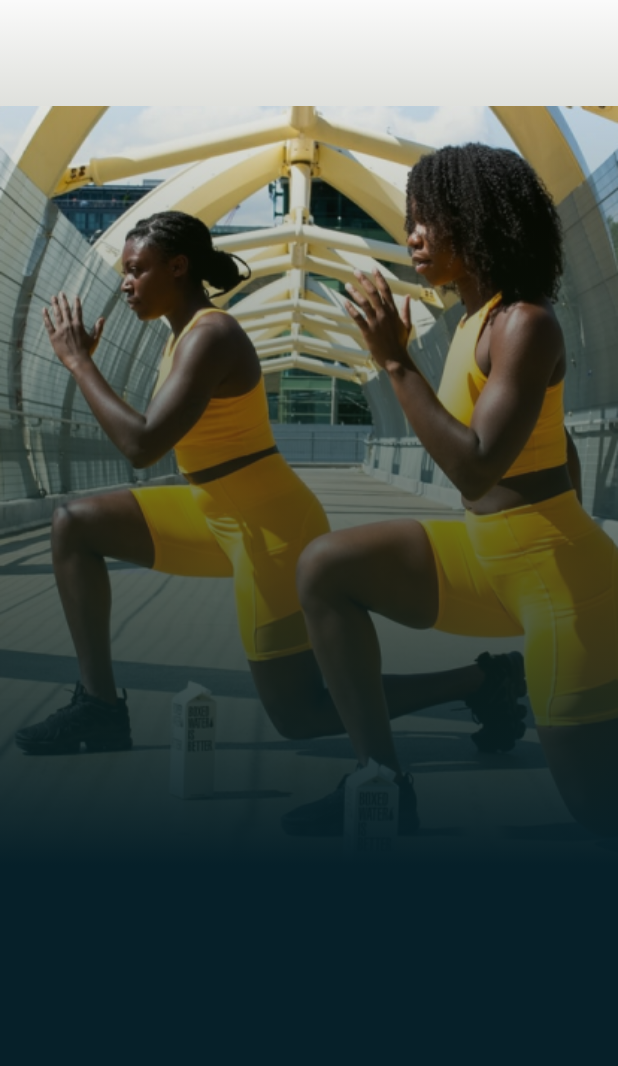
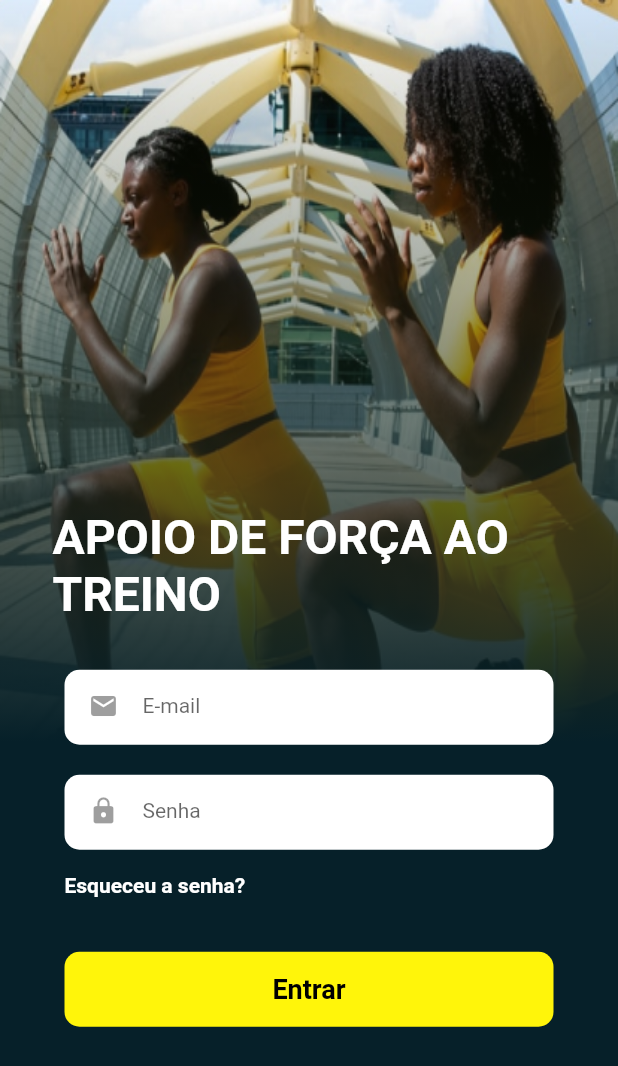
Before and after one commit to Diego-amd/apoio_forca_treino, a Flutter app: the screen it shows after launch, on a phone screen of 412 x 824 dp. Shown: the top 1066 px of the screen. Run offline on Flutter 3.47's test engine with Material 2 defaults, Android fonts, the light colour scheme and no system bars; our stand-ins replace firebase_auth, firebase_core; accounts and stored records are empty.

Commit message:
Login feito (falta só redirecionar certo)

```diff
--- /dev/null
+++ b/lib/view/alteracaoSenha.view.dart
@@ -0,0 +1,8 @@
+import 'package:flutter/material.dart';
+
+class AlteracaoSenha extends StatelessWidget {
+  @override
+  Widget build(BuildContext context) {
+    return Scaffold(body: Text("Entrou na alteração de senha"));
+  }
+}
--- a/lib/view/app.dart
+++ b/lib/view/app.dart
@@ -2,6 +2,7 @@ import 'package:firebase_auth/firebase_auth.dart';
 import 'package:flutter/material.dart';
 
 import 'login.view.dart';
+import 'alteracaoSenha.view.dart';
 
 class App extends StatelessWidget {
   final auth = FirebaseAuth.instance;
@@ -10,6 +11,7 @@ class App extends StatelessWidget {
   Widget build(BuildContext context) {
     return MaterialApp(routes: {
       '/': (context) => LoginView(),
-    }, initialRoute: auth.currentUser == null ? '/' : '/mensagens');
+      '/alterarSenha': (context) => AlteracaoSenha(),
+    }, initialRoute: '/');
   }
 }
--- a/lib/view/login.view.dart
+++ b/lib/view/login.view.dart
@@ -16,79 +16,157 @@ class LoginView extends StatelessWidget {
           await auth.signInWithEmailAndPassword(email: email, password: senha);
       // result.user!.updateDisplayName(displayName)
 
-      Navigator.of(context).pushNamed('/mensagens');
+      Navigator.of(context).pushNamed('/alterarSenha');
     }
   }
 
   @override
   Widget build(BuildContext context) {
     return Scaffold(
-      body: Container(
+      body: Form(
+        key: formKey,
+        child: Stack(
+          children: [
+            Container(
               decoration: const BoxDecoration(
-            image: DecorationImage(image: AssetImage("images/login.png")),
+                image: DecorationImage(
+                    image: AssetImage("images/login.png"), fit: BoxFit.fill),
               ),
-          child: ListView(
-            children: <Widget>[
-              SizedBox(
-                height: MediaQuery.of(context).size.height * 1,
-                child: Container(
+            ),
+            Container(
               decoration: const BoxDecoration(
                 gradient: LinearGradient(
                   begin: Alignment.bottomCenter,
                   end: Alignment.topCenter,
-                    stops: [0.3, 1],
+                  stops: [0.4, 1],
                   colors: [
                     Color.fromRGBO(6, 32, 41, 2),
                     Color.fromARGB(0, 32, 41, 2),
                   ],
+                ),
+              ),
+            ),
+            Center(
+              child: Container(
+                margin: EdgeInsets.symmetric(horizontal: 35),
+                child: Column(
+                  mainAxisSize: MainAxisSize.min,
+                  crossAxisAlignment: CrossAxisAlignment.center,
+                  children: [
+                    Container(
+                      margin: EdgeInsets.only(top: 200),
+                      child: const Text("APOIO DE FORÇA AO TREINO",
+                          style: TextStyle(
+                            color: Colors.white,
+                            fontSize: 32,
+                            fontWeight: FontWeight.bold,
                           )),
                     ),
+                    SizedBox(
+                      child: Container(
+                        width: 326,
+                        height: 50,
+                        margin: EdgeInsets.only(top: 31),
+                        padding: EdgeInsets.only(left: 16),
+                        decoration: const BoxDecoration(
+                            color: Colors.white,
+                            borderRadius:
+                                BorderRadius.all(Radius.circular(10))),
+                        child: TextFormField(
+                          // autofocus: true,
+                          onSaved: (value) => email = value!,
+                          validator: (value) {
+                            if (value!.isEmpty) {
+                              return "Campo e-mail é obrigatório!";
+                            }
+                            return null;
+                          },
+                          keyboardType: TextInputType.emailAddress,
+                          decoration: const InputDecoration(
+                            border: InputBorder.none,
+                            hintText: "E-mail",
+                            icon: Icon(Icons.email,
+                                size: 20, color: Colors.black38),
+                            labelStyle: TextStyle(
+                                color: Colors.black,
+                                fontWeight: FontWeight.w400,
+                                fontSize: 16),
                           ),
-              const SizedBox(
-                  child: Text("BODY GOALS WORKOUT",
+                          style: TextStyle(fontSize: 14),
+                        ),
+                      ),
+                    ),
+                    SizedBox(
+                      child: Container(
+                        width: 326,
+                        height: 50,
+                        margin: EdgeInsets.only(top: 20),
+                        padding: EdgeInsets.only(left: 16),
+                        decoration: BoxDecoration(
+                            color: Colors.white,
+                            borderRadius:
+                                BorderRadius.all(Radius.circular(10))),
+                        child: TextFormField(
+                          onSaved: (value) => senha = value!,
+                          validator: (value) {
+                            if (value!.isEmpty) {
+                              return "Campo senha é obrigatório!";
+                            }
+                            return null;
+                          },
+                          keyboardType: TextInputType.text,
+                          obscureText: true,
+                          decoration: const InputDecoration(
+                            border: InputBorder.none,
+                            hintText: "Senha",
+                            icon: Icon(Icons.lock,
+                                size: 20, color: Colors.black38),
+                            labelStyle: TextStyle(
+                                color: Colors.black,
+                                fontWeight: FontWeight.w400,
+                                fontSize: 16),
+                          ),
+                          style: TextStyle(fontSize: 14),
+                        ),
+                      ),
+                    ),
+                    Container(
+                      alignment: Alignment.centerLeft,
+                      child: SizedBox(
+                        child: TextButton(
+                          onPressed: () => {},
+                          child: const Text("Esqueceu a senha?",
+                              textAlign: TextAlign.right,
                               style: TextStyle(
-                        fontWeight: FontWeight.bold,
+                                  fontSize: 14,
                                   color: Colors.white,
-                        fontSize: 20,
-                      )))
+                                  fontWeight: FontWeight.w700)),
+                        ),
+                      ),
+                    ),
+                    Container(
+                        width: 326,
+                        height: 50,
+                        margin: EdgeInsets.only(top: 20),
+                        decoration: const BoxDecoration(
+                            color: Color.fromARGB(255, 255, 245, 10),
+                            borderRadius:
+                                BorderRadius.all(Radius.circular(10))),
+                        child: TextButton(
+                          child: const Text("Entrar",
+                              style: TextStyle(
+                                  fontSize: 18,
+                                  fontWeight: FontWeight.w700,
+                                  color: Colors.black)),
+                          onPressed: () => save(context),
+                        )),
                   ],
-          )),
-      // body: Form(
-      //   key: formKey,
-      //   child: Column(
-      //     children: [
-      //       TextFormField(
-      //         onSaved: (value) => email = value!,
-      //         validator: (value) {
-      //           if (value!.isEmpty) {
-      //             return "Campo e-mail obrigatório";
-      //           }
-      //           return null;
-      //         },
-      //       ),
-      //       TextFormField(
-      //         obscureText: true,
-      //         onSaved: (value) => senha = value!,
-      //         validator: (value) {
-      //           if (value!.isEmpty) {
-      //             return "Campo senha obrigatório";
-      //           }
-      //           return null;
-      //         },
-      //       ),
-      //       ElevatedButton(
-      //         onPressed: () => save(context),
-      //         child: Text("Entrar"),
-      //       ),
-      //       TextButton(
-      //         onPressed: () {
-      //           Navigator.of(context).pushNamed('/register');
-      //         },
-      //         child: Text("Registrar"),
-      //       ),
-      //     ],
-      //   ),
-      // ),
+                ),
+              ),
+            )
+          ],
+        ),
+      ),
     );
   }
 }
```
Lines whose indentation alone changed are shown as unchanged.
